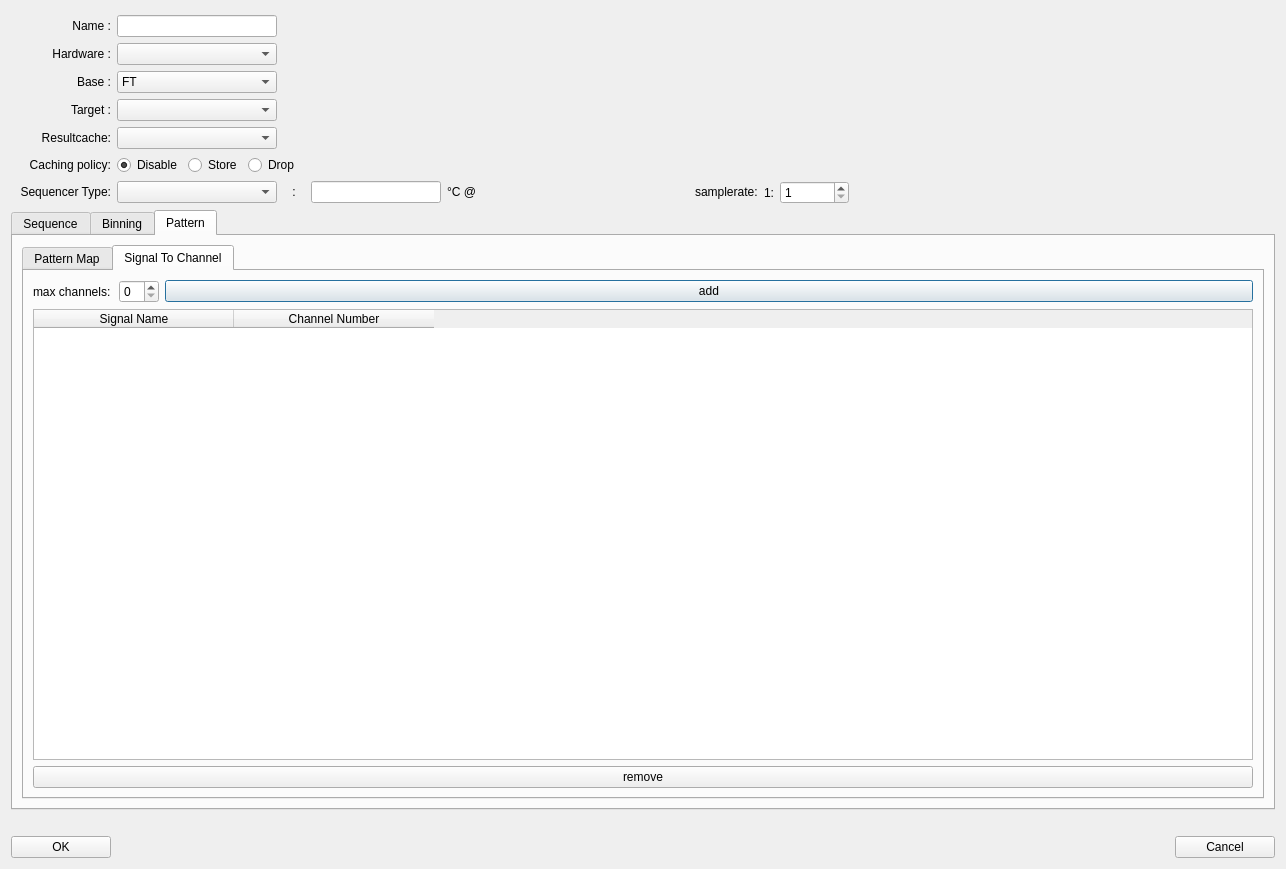
This is src/ATE_spyder/ate_spyder/widgets/actions_on/program/TestProgramWizard.ui in Semi-ATE/Semi-ATE as Qt 5 draws it before an edit. The edited form follows.
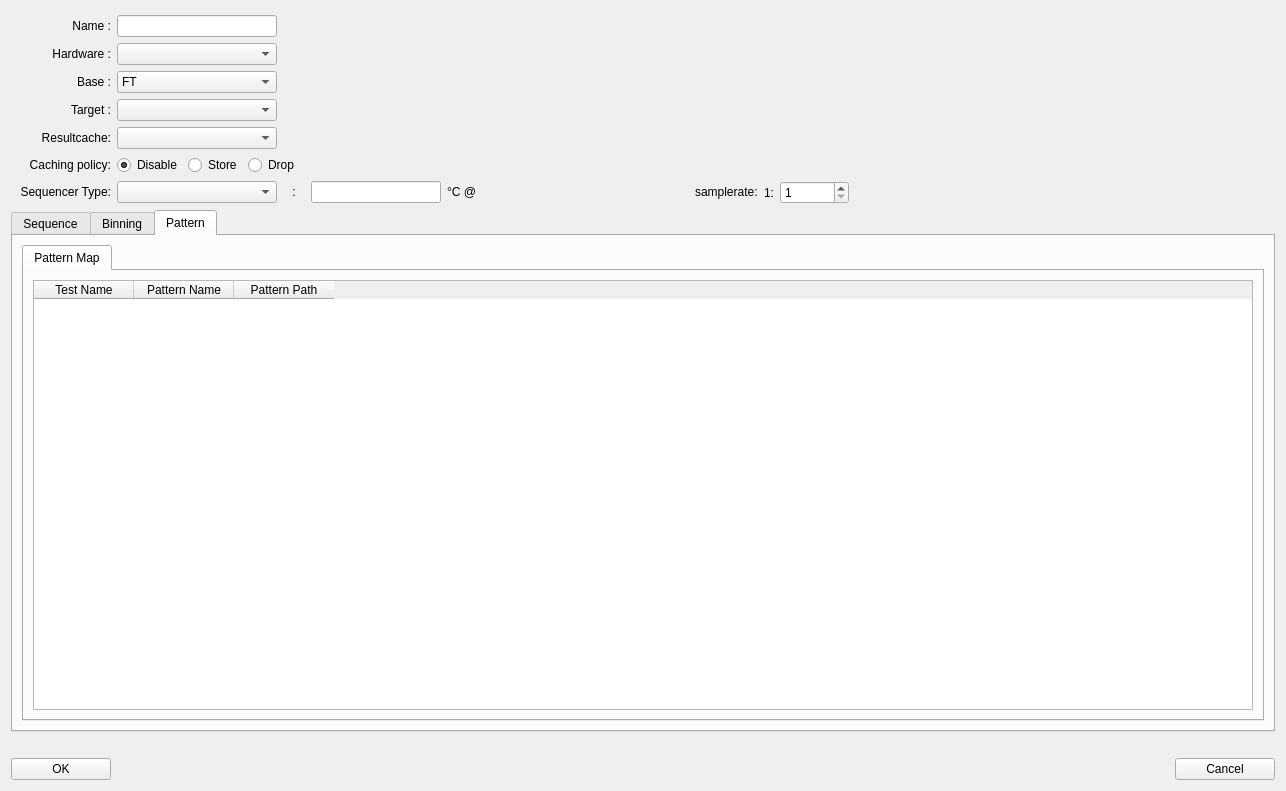
This is the edited form. The open tabs and pages were chosen to show the change.

Commit message:
#270 add compilation support to test runner
* fix stil compiler integration

Diff of the .ui file:
```diff
--- a/src/ATE_spyder/ate_spyder/widgets/actions_on/program/TestProgramWizard.ui
+++ b/src/ATE_spyder/ate_spyder/widgets/actions_on/program/TestProgramWizard.ui
@@ -7,7 +7,7 @@
     <x>0</x>
     <y>0</y>
     <width>1286</width>
-    <height>869</height>
+    <height>791</height>
    </rect>
   </property>
   <property name="windowTitle">
@@ -1465,100 +1465,6 @@
              </item>
             </layout>
            </widget>
-           <widget class="QWidget" name="tab_3">
-            <attribute name="title">
-             <string>Signal To Channel</string>
-            </attribute>
-            <layout class="QGridLayout" name="gridLayout_8">
-             <item row="2" column="0">
-              <layout class="QGridLayout" name="gridLayout_7">
-               <item row="0" column="0">
-                <widget class="QTableWidget" name="signal_to_channel_table">
-                 <property name="sizePolicy">
-                  <sizepolicy hsizetype="Expanding" vsizetype="Expanding">
-                   <horstretch>0</horstretch>
-                   <verstretch>0</verstretch>
-                  </sizepolicy>
-                 </property>
-                 <attribute name="horizontalHeaderDefaultSectionSize">
-                  <number>200</number>
-                 </attribute>
-                 <column>
-                  <property name="text">
-                   <string>Signal Name</string>
-                  </property>
-                 </column>
-                 <column>
-                  <property name="text">
-                   <string>Channel Number</string>
-                  </property>
-                 </column>
-                </widget>
-               </item>
-              </layout>
-             </item>
-             <item row="1" column="0">
-              <layout class="QHBoxLayout" name="horizontalLayout">
-               <item>
-                <widget class="QLabel" name="label_7">
-                 <property name="minimumSize">
-                  <size>
-                   <width>50</width>
-                   <height>0</height>
-                  </size>
-                 </property>
-                 <property name="maximumSize">
-                  <size>
-                   <width>80</width>
-                   <height>16777215</height>
-                  </size>
-                 </property>
-                 <property name="text">
-                  <string>max channels:</string>
-                 </property>
-                </widget>
-               </item>
-               <item>
-                <widget class="QSpinBox" name="num_channels">
-                 <property name="maximumSize">
-                  <size>
-                   <width>40</width>
-                   <height>16777215</height>
-                  </size>
-                 </property>
-                </widget>
-               </item>
-               <item>
-                <layout class="QHBoxLayout" name="horizontalLayout_8"/>
-               </item>
-               <item>
-                <widget class="QPushButton" name="add">
-                 <property name="minimumSize">
-                  <size>
-                   <width>1000</width>
-                   <height>0</height>
-                  </size>
-                 </property>
-                 <property name="text">
-                  <string>add</string>
-                 </property>
-                </widget>
-               </item>
-              </layout>
-             </item>
-             <item row="3" column="0">
-              <layout class="QHBoxLayout" name="horizontalLayout_2">
-               <item>
-                <widget class="QPushButton" name="remove">
-                 <property name="text">
-                  <string>remove</string>
-                 </property>
-                </widget>
-               </item>
-              </layout>
-             </item>
-            </layout>
-           </widget>
           </widget>
          </item>
         </layout>
```
The commit also changes 8 other files.
